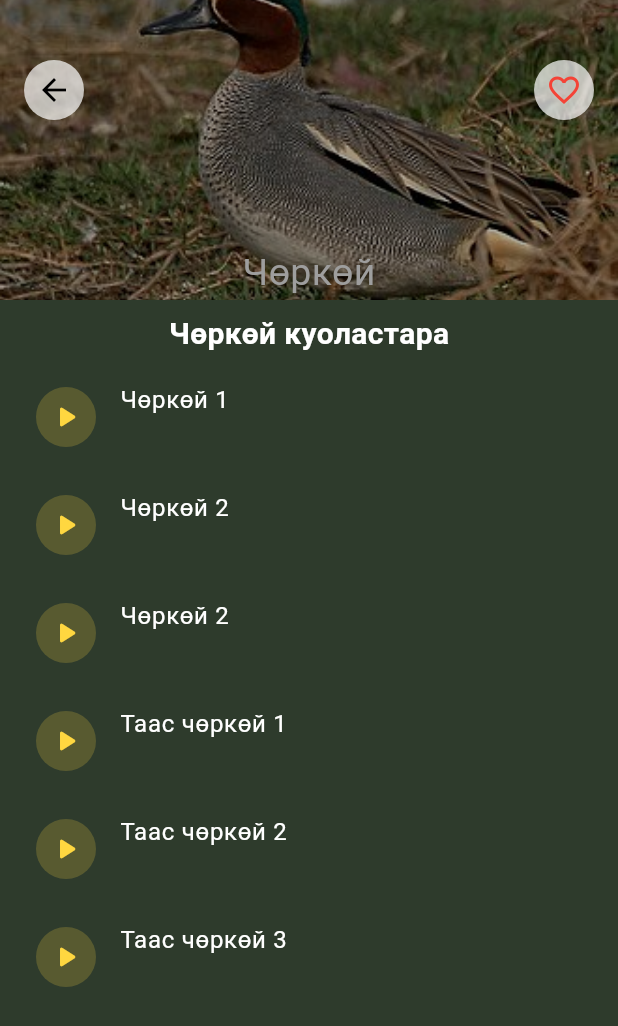
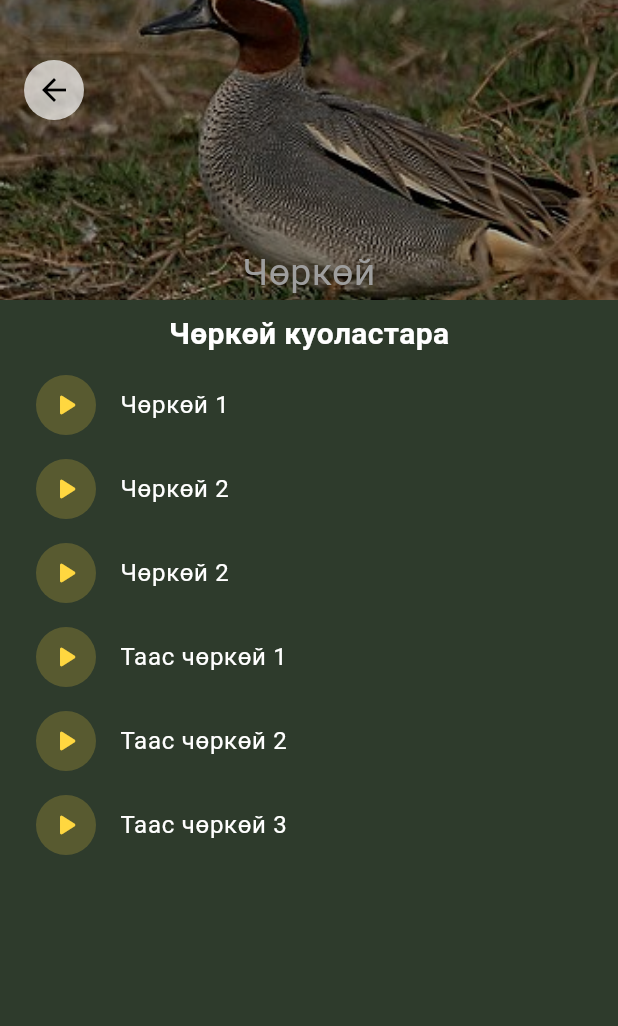
Before and after one commit to Amonlexa/duckify, a Flutter app: the screen it shows after launch, after a tap on "Чөркөй", on a phone screen of 412 x 824 dp. Shown: the top 1026 px of the screen. Run offline on Flutter 3.47's test engine with Material 3 defaults, Android fonts, the phone set to English and light mode, and no system bars; our stand-ins replace audio_service, equatable, flutter_bloc, just_audio.

Commit message:
feat: add icon & fix bug media info image

```diff
--- a/lib/controllers/constans.dart
+++ b/lib/controllers/constans.dart
@@ -1,3 +1,7 @@
+import 'dart:ui';
+
 class Constants {
 
+  static Color backgroundColor = Color(0xFF2E3B2C);
+
 }
--- a/lib/controllers/duck_audio_cubit.dart
+++ b/lib/controllers/duck_audio_cubit.dart
@@ -47,6 +47,7 @@ class DuckAudioCubit extends Cubit<DuckAudioState> {
   }
 
   void selectAndPlaySound(DuckAudio audio, String image) {
+    print(image);
     if (state is! DuckCallLoaded) return;
 
     final currentState = state as DuckCallLoaded;
--- a/lib/views/screens/duck_overview_screen.dart
+++ b/lib/views/screens/duck_overview_screen.dart
@@ -1,3 +1,4 @@
+import 'package:duckify/controllers/constans.dart';
 import 'package:duckify/controllers/duck_audio_cubit.dart';
 import 'package:duckify/controllers/duck_audio_state.dart';
 import 'package:duckify/data/models/duck.dart';
@@ -26,7 +27,7 @@ class _DuckOverviewScreen extends State<DuckOverviewScreen> {
     return BlocBuilder<DuckAudioCubit, DuckAudioState>(
       builder: (context, state) {
         return Scaffold(
-          backgroundColor: const Color(0xFF2E3B2C),
+          backgroundColor: Constants.backgroundColor,
           floatingActionButton: FloatingMediaControl(),
           body: SafeArea(
             top: false,
@@ -48,17 +49,17 @@ class _DuckOverviewScreen extends State<DuckOverviewScreen> {
                         color: Colors.black.withOpacity(0.3), // затемнение
                       ),
                     ),
-                    Positioned(
-                      right: 16,
-                      top: 40,
-                      child: CircleAvatar(
-                        backgroundColor: Colors.white.withOpacity(0.7),
-                        child: Icon(
-                          Icons.favorite_outline,
-                          color: Colors.red,
-                        ),
-                      ),
-                    ),
+                    // Positioned(
+                    //   right: 16,
+                    //   top: 40,
+                    //   child: CircleAvatar(
+                    //     backgroundColor: Colors.white.withOpacity(0.7),
+                    //     child: Icon(
+                    //       Icons.favorite_outline,
+                    //       color: Colors.red,
+                    //     ),
+                    //   ),
+                    // ),
                     Positioned(
                       left: 16,
                       top: 40,
--- a/lib/views/screens/home_screen.dart
+++ b/lib/views/screens/home_screen.dart
@@ -1,5 +1,7 @@
+import 'package:duckify/controllers/constans.dart';
 import 'package:duckify/controllers/duck_audio_cubit.dart';
 import 'package:duckify/controllers/duck_audio_state.dart';
+import 'package:duckify/views/screens/about_screen.dart';
 import 'package:duckify/views/widgets/duck_list_tab.dart';
 import 'package:duckify/views/widgets/floating_media_control.dart';
 import 'package:flutter/material.dart';
@@ -38,8 +40,8 @@ class _HomeScreen extends State<HomeScreen> with TickerProviderStateMixin, Autom
     return Scaffold(
       floatingActionButton: FloatingMediaControl(),
       appBar: AppBar(
-          title: Text('Кустар куоластара', style: TextStyle(fontSize: 15, color: Colors.amberAccent)),
-          backgroundColor: Color(0xFF2E3B2C),
+          title: Text('Кустар саҥалара', style: TextStyle(fontSize: 15, color: Colors.amberAccent)),
+          backgroundColor: Constants.backgroundColor,
           centerTitle: true,
           bottom: TabBar(
             controller: _tabController,
@@ -56,21 +58,36 @@ class _HomeScreen extends State<HomeScreen> with TickerProviderStateMixin, Autom
             ),
           )
       ),
-      drawer: Drawer(
-        child: ListView(
-          padding: EdgeInsets.zero,
-          children: [
-            DrawerHeader(child: Text('Меню')),
-            ListTile(
-              leading: Icon(Icons.info),
-              title: Text('О приложении'),
-              onTap: () {
-
-              },
-            ),
-          ],
-        ),
-      ),
+      // drawer: Drawer(
+      //   backgroundColor: Constants.backgroundColor,
+      //   child: ListView(
+      //     padding: EdgeInsets.zero,
+      //     children: [
+      //       DrawerHeader(child: Column(
+      //         children: [
+      //           Text('Duckify - Кустар саҥалара',style: TextStyle(color: Colors.white, fontSize: 16,fontWeight: FontWeight.bold)),
+      //           const SizedBox(height: 10),
+      //           ClipRRect(
+      //             borderRadius: BorderRadius.circular(8),
+      //             child: Image.asset(
+      //               "assets/images/playstore.png",
+      //               width: 100,
+      //               height: 100,
+      //               fit: BoxFit.cover,
+      //             ),
+      //           ),
+      //         ],
+      //       )),
+      //       ListTile(
+      //         leading: Icon(Icons.info,color: Colors.white,),
+      //         title: Text('Проект туhунан',style: TextStyle(color: Colors.white, fontSize: 16)),
+      //         onTap: () {
+      //           Navigator.push(context, MaterialPageRoute(builder: (context) => AboutScreen()));
+      //         },
+      //       ),
+      //     ],
+      //   ),
+      // ),
       body: Stack(
         children: [
           Container(
--- a/lib/views/widgets/duck_widget.dart
+++ b/lib/views/widgets/duck_widget.dart
@@ -51,7 +51,7 @@ class DuckWidget extends StatelessWidget {
                   ),
                   SizedBox(height: 4),
                   Text(
-                    duck!.categories!.toList(growable: true).toString(),
+                    duck!.categories!.toList(growable: true).join(", ").toString(),
                     style: TextStyle(
                       fontSize: 14,
                       color: Colors.white70,
--- a/lib/views/widgets/play_button.dart
+++ b/lib/views/widgets/play_button.dart
@@ -18,24 +18,18 @@ class SoundListItem extends StatelessWidget {
   @override
   Widget build(BuildContext context) {
     return ListTile(
+      onTap: onPlayPressed,
       leading: CircleAvatar(
         backgroundColor: Colors.amberAccent.withOpacity(0.2),
-        child: IconButton(
-          icon: Icon(
-            isPlaying ? Icons.stop_rounded : Icons.play_arrow_rounded,
-            color: isPlaying ? Colors.redAccent : Colors.amberAccent,
-            size: 24,
-          ),
-          onPressed: onPlayPressed,
+        child: Icon(
+          isPlaying ? Icons.stop_rounded : Icons.play_arrow_rounded,
+          color: isPlaying ? Colors.redAccent : Colors.amberAccent,
+          size: 24,
         ),
       ),
       title: Text(
         audio.name!,
         style: TextStyle(color: Colors.white, fontSize: 16),
-      ),
-      subtitle: Text(
-        audio.duration ?? 'test',
-        style: TextStyle(color: Colors.white, fontSize: 14),
       ),
       // trailing: IconButton(
       //   icon: Icon(
```
Also changed, not shown: lib/core/duckify_audio_handler.dart (+9 -3 lines), lib/views/screens/about_screen.dart (+17 -2 lines), assets/images/playstore.png (added), 33 other files.
